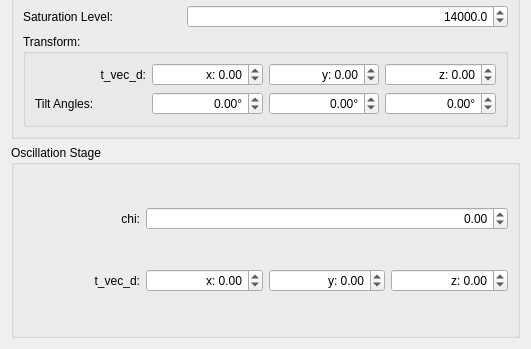
This is hexrd/ui/resources/ui/calibration_config_widget.ui in HEXRD/hexrdgui as Qt 5 draws it before an edit; both pictures show x 0 to 531 and y 728 to 1077 of the 531 by 1077 pixel window. The edited form follows.
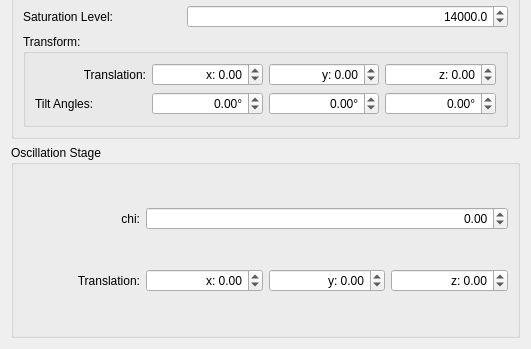
This is the edited form.

Commit message:
Rename "t_vec_d" to "Translation"
Fixes #24

The edit to the form file:
```diff
--- a/hexrd/ui/resources/ui/calibration_config_widget.ui
+++ b/hexrd/ui/resources/ui/calibration_config_widget.ui
@@ -490,7 +490,7 @@
          <item row="0" column="0">
           <widget class="QLabel" name="label_15">
            <property name="text">
-            <string>t_vec_d:</string>
+            <string>Translation:</string>
            </property>
            <property name="alignment">
             <set>Qt::AlignRight|Qt::AlignTrailing|Qt::AlignVCenter</set>
@@ -910,7 +910,7 @@
       <item row="1" column="0">
        <widget class="QLabel" name="label_4">
         <property name="text">
-         <string>t_vec_d:</string>
+         <string>Translation:</string>
         </property>
         <property name="alignment">
          <set>Qt::AlignRight|Qt::AlignTrailing|Qt::AlignVCenter</set>
```
